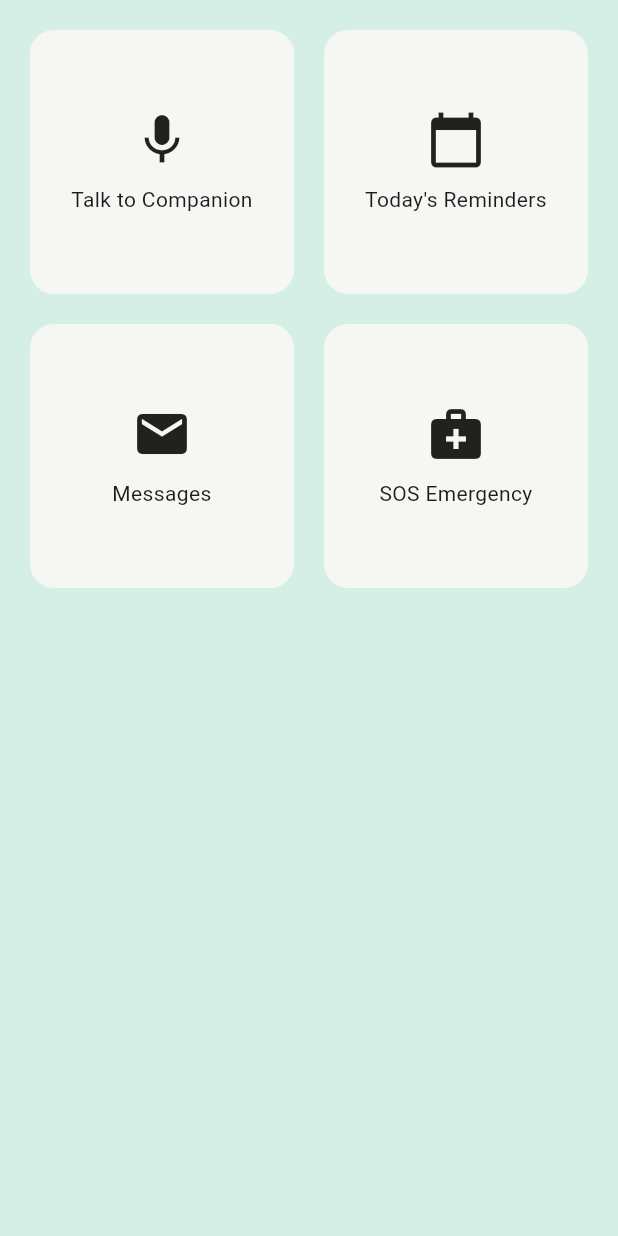
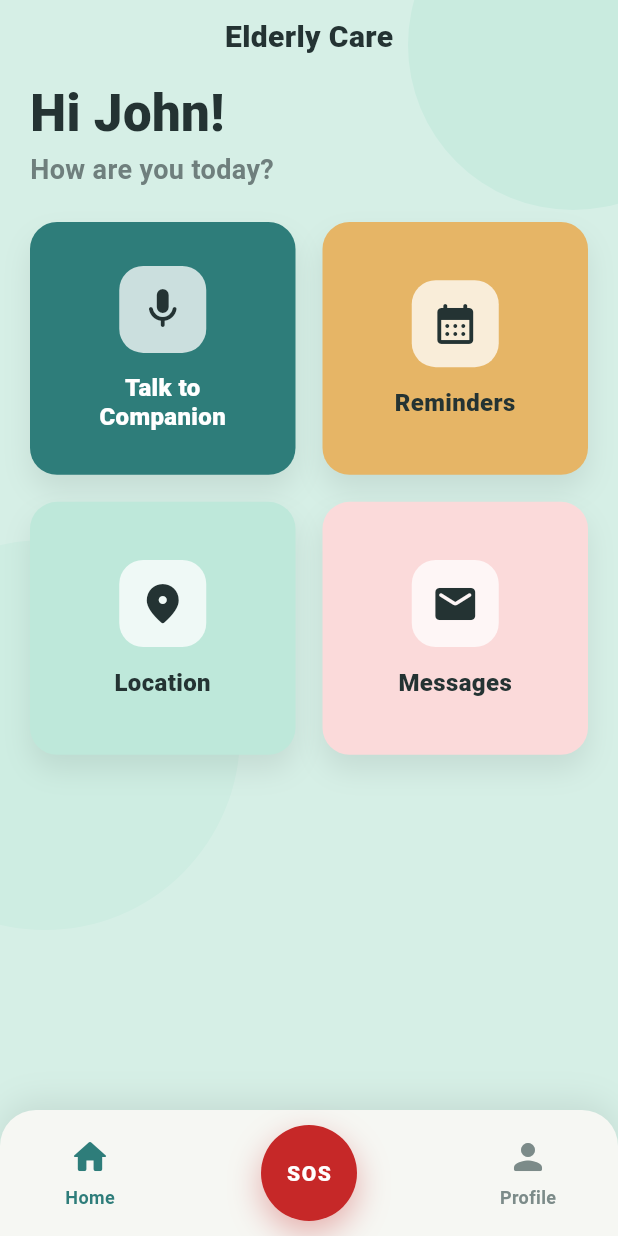
Before and after one commit to CGP-Group-31/CGP--Elder_mobile_app, a Flutter app: the DashboardScreen screen opened directly, on a phone screen of 412 x 824 dp. Run offline on Flutter 3.47's test engine with Material 3 defaults, Android fonts, the light colour scheme and no system bars; our stand-ins replace device_info_plus, dio, firebase_core, firebase_messaging, flutter_local_notifications, flutter_secure_storage; accounts and stored records are empty.

Commit message:
Commit- dash, nav, pages
Made the bottom navigation bar. modified UI of elder home page, connected all other pages to dashboard and created the flow

```diff
--- a/lib/features/dashboard/dashboard_screen.dart
+++ b/lib/features/dashboard/dashboard_screen.dart
@@ -1,41 +1,223 @@
 import 'package:flutter/material.dart';
 import '../theme.dart';
+import '../navigation/elder_bottom_nav.dart';
+
+// Feature pages (create below)
+import '../talk/talk_screen.dart';
+import '../reminders/reminders_screen.dart';
+import '../location/location_screen.dart';
+import '../messages/messages_screen.dart';
+import '../profile/profile_screen.dart';
+import '../sos/sos_screen.dart';
 
 class DashboardScreen extends StatelessWidget {
   const DashboardScreen({super.key});
 
-  Widget buildCard(IconData icon, String title) {
-    return Container(
-      decoration: BoxDecoration(
-        color: AppColors.containerBackground,
-        borderRadius: BorderRadius.circular(16),
-      ),
-      child: Column(
-        mainAxisAlignment: MainAxisAlignment.center,
-        children: [
-          Icon(icon, size: 40),
-          const SizedBox(height: 10),
-          Text(title, textAlign: TextAlign.center),
-        ],
-      ),
-    );
+  void _open(BuildContext context, Widget page) {
+    Navigator.push(context, MaterialPageRoute(builder: (_) => page));
   }
 
   @override
   Widget build(BuildContext context) {
     return Scaffold(
       backgroundColor: AppColors.mainBackground,
-      body: Padding(
-        padding: const EdgeInsets.all(20),
-        child: GridView.count(
-          crossAxisCount: 2,
-          crossAxisSpacing: 20,
-          mainAxisSpacing: 20,
+      body: SafeArea(
+        child: Stack(
           children: [
-            buildCard(Icons.mic, "Talk to Companion"),
-            buildCard(Icons.calendar_today, "Today's Reminders"),
-            buildCard(Icons.mail, "Messages"),
-            buildCard(Icons.medical_services, "SOS Emergency"),
+            // soft decorative blobs like your wireframe background
+            Positioned(
+              top: -80,
+              right: -80,
+              child: Container(
+                width: 220,
+                height: 220,
+                decoration: BoxDecoration(
+                  color: AppColors.sectionBackground.withValues(alpha:0.55),
+                  shape: BoxShape.circle,
+                ),
+              ),
+            ),
+            Positioned(
+              bottom: 120,
+              left: -100,
+              child: Container(
+                width: 260,
+                height: 260,
+                decoration: BoxDecoration(
+                  color: AppColors.sectionBackground.withValues(alpha:0.35),
+                  shape: BoxShape.circle,
+                ),
+              ),
+            ),
+
+            Padding(
+              padding: const EdgeInsets.fromLTRB(20, 10, 20, 0),
+              child: Column(
+                crossAxisAlignment: CrossAxisAlignment.start,
+                children: [
+                  // Top title
+                  Center(
+                    child: Text(
+                      "Elderly Care",
+                      style: TextStyle(
+                        fontSize: 20,
+                        fontWeight: FontWeight.w800,
+                        color: AppColors.primaryText,
+                      ),
+                    ),
+                  ),
+                  const SizedBox(height: 18),
+
+                  // Greeting
+                  Text(
+                    "Hi John!",
+                    style: TextStyle(
+                      fontSize: 34,
+                      height: 1.1,
+                      fontWeight: FontWeight.w900,
+                      color: AppColors.primaryText,
+                    ),
+                  ),
+                  const SizedBox(height: 6),
+                  Text(
+                    "How are you today?",
+                    style: TextStyle(
+                      fontSize: 18,
+                      fontWeight: FontWeight.w600,
+                      color: AppColors.descriptionText,
+                    ),
+                  ),
+
+                  const SizedBox(height: 22),
+
+                  // 2x2 tiles
+                  Expanded(
+                    child: GridView.count(
+                      crossAxisCount: 2,
+                      crossAxisSpacing: 18,
+                      mainAxisSpacing: 18,
+                      childAspectRatio: 1.05,
+                      children: [
+                        _HomeTile(
+                          title: "Talk to\nCompanion",
+                          icon: Icons.mic_rounded,
+                          bg: AppColors.primary,
+                          fg: Colors.white,
+                          onTap: () => _open(context, const TalkCompanionScreen()),
+                        ),
+                        _HomeTile(
+                          title: "Reminders",
+                          icon: Icons.calendar_month_rounded,
+                          bg: AppColors.alertNonCritical, // gold-ish
+                          fg: AppColors.primaryText,
+                          onTap: () => _open(context, const RemindersScreen()),
+                        ),
+                        _HomeTile(
+                          title: "Location",
+                          icon: Icons.location_on_rounded,
+                          bg: AppColors.sectionBackground, // mint
+                          fg: AppColors.primaryText,
+                          onTap: () => _open(context, const LocationScreen()),
+                        ),
+                        _HomeTile(
+                          title: "Messages",
+                          icon: Icons.mail_rounded,
+                          bg: AppColors.emergencyBackground, // pink
+                          fg: AppColors.primaryText,
+                          onTap: () => _open(context, const MessagesScreen()),
+                        ),
+                      ],
+                    ),
+                  ),
+
+                  const SizedBox(height: 10),
+                ],
+              ),
+            ),
+          ],
+        ),
+      ),
+
+      // Bottom nav
+      bottomNavigationBar: ElderBottomNav(
+        activeTab: ElderTab.home,
+        onHome: () {
+          // already here - do nothing
+        },
+        onSos: () {
+          Navigator.pushReplacement(
+            context,
+            MaterialPageRoute(builder: (_) => const SosScreen()),
+          );
+        },
+        onProfile: () {
+          Navigator.pushReplacement(
+            context,
+            MaterialPageRoute(builder: (_) => const ProfileScreen()),
+          );
+        },
+      ),
+    );
+  }
+}
+
+class _HomeTile extends StatelessWidget {
+  final String title;
+  final IconData icon;
+  final Color bg;
+  final Color fg;
+  final VoidCallback onTap;
+
+  const _HomeTile({
+    required this.title,
+    required this.icon,
+    required this.bg,
+    required this.fg,
+    required this.onTap,
+  });
+
+  @override
+  Widget build(BuildContext context) {
+    return InkWell(
+      borderRadius: BorderRadius.circular(18),
+      onTap: onTap,
+      child: Container(
+        decoration: BoxDecoration(
+          color: bg,
+          borderRadius: BorderRadius.circular(18),
+          boxShadow: [
+            BoxShadow(
+              color: Colors.black.withValues(alpha:0.08),
+              blurRadius: 16,
+              offset: const Offset(0, 10),
+            ),
+          ],
+        ),
+        padding: const EdgeInsets.all(18),
+        child: Column(
+          mainAxisAlignment: MainAxisAlignment.center,
+          children: [
+            Container(
+              width: 58,
+              height: 58,
+              decoration: BoxDecoration(
+                color: Colors.white.withValues(alpha:0.75),
+                borderRadius: BorderRadius.circular(16),
+              ),
+              alignment: Alignment.center,
+              child: Icon(icon, size: 32, color: AppColors.primaryText),
+            ),
+            const SizedBox(height: 14),
+            Text(
+              title,
+              textAlign: TextAlign.center,
+              style: TextStyle(
+                color: fg,
+                fontSize: 16,
+                height: 1.2,
+                fontWeight: FontWeight.w800,
+              ),
+            ),
           ],
         ),
       ),
--- a/lib/features/navigation/elder_bottom_nav.dart
+++ b/lib/features/navigation/elder_bottom_nav.dart
@@ -0,0 +1,137 @@
+import 'package:flutter/material.dart';
+import '../theme.dart';
+
+enum ElderTab { home, sos, profile }
+
+class ElderBottomNav extends StatelessWidget {
+  final ElderTab activeTab;
+  final VoidCallback onHome;
+  final VoidCallback onSos;
+  final VoidCallback onProfile;
+
+  const ElderBottomNav({
+    super.key,
+    required this.activeTab,
+    required this.onHome,
+    required this.onSos,
+    required this.onProfile,
+  });
+
+  Color _iconColor(bool active) =>
+      active ? AppColors.primary : AppColors.textShade;
+
+  TextStyle _labelStyle(bool active) => TextStyle(
+    fontSize: 12,
+    fontWeight: active ? FontWeight.w700 : FontWeight.w600,
+    color: active ? AppColors.primary : AppColors.textShade,
+  );
+
+  @override
+  Widget build(BuildContext context) {
+    return SafeArea(
+      top: false,
+      child: Container(
+        padding: const EdgeInsets.fromLTRB(18, 10, 18, 10),
+        decoration: BoxDecoration(
+          color: AppColors.background,
+          boxShadow: [
+            BoxShadow(
+              color: Colors.black.withValues(alpha: 0.08),
+              blurRadius: 18,
+              offset: const Offset(0, -6),
+            ),
+          ],
+          borderRadius: const BorderRadius.vertical(top: Radius.circular(24)),
+        ),
+        child: Row(
+          mainAxisAlignment: MainAxisAlignment.spaceBetween,
+          children: [
+            _NavItem(
+              icon: Icons.home_rounded,
+              label: "Home",
+              active: activeTab == ElderTab.home,
+              iconColor: _iconColor(activeTab == ElderTab.home),
+              labelStyle: _labelStyle(activeTab == ElderTab.home),
+              onTap: onHome,
+            ),
+
+            // SOS (center big button)
+            GestureDetector(
+              onTap: onSos,
+              child: Container(
+                width: 64,
+                height: 64,
+                decoration: BoxDecoration(
+                  color: AppColors.sosButton,
+                  shape: BoxShape.circle,
+                  boxShadow: [
+                    BoxShadow(
+                      color: AppColors.sosButton.withValues(alpha:0.35),
+                      blurRadius: 18,
+                      offset: const Offset(0, 8),
+                    ),
+                  ],
+                ),
+                alignment: Alignment.center,
+                child: const Text(
+                  "SOS",
+                  style: TextStyle(
+                    color: Colors.white,
+                    fontWeight: FontWeight.w900,
+                    letterSpacing: 1,
+                  ),
+                ),
+              ),
+            ),
+
+            _NavItem(
+              icon: Icons.person_rounded,
+              label: "Profile",
+              active: activeTab == ElderTab.profile,
+              iconColor: _iconColor(activeTab == ElderTab.profile),
+              labelStyle: _labelStyle(activeTab == ElderTab.profile),
+              onTap: onProfile,
+            ),
+          ],
+        ),
+      ),
+    );
+  }
+}
+
+class _NavItem extends StatelessWidget {
+  final IconData icon;
+  final String label;
+  final bool active;
+  final Color iconColor;
+  final TextStyle labelStyle;
+  final VoidCallback onTap;
+
+  const _NavItem({
+    required this.icon,
+    required this.label,
+    required this.active,
+    required this.iconColor,
+    required this.labelStyle,
+    required this.onTap,
+  });
+
+  @override
+  Widget build(BuildContext context) {
+    return InkWell(
+      borderRadius: BorderRadius.circular(14),
+      onTap: onTap,
+      child: SizedBox(
+        width: 84,
+        child: Column(
+          mainAxisSize: MainAxisSize.min,
+          children: [
+            Icon(icon, color: iconColor, size: 28),
+            const SizedBox(height: 4),
+            Text(label, style: labelStyle),
+          ],
+        ),
+      ),
+    );
+  }
+}
```
Also changed, not shown: lib/features/location/location_screen.dart (+28 -0 lines), lib/features/messages/messages_screen.dart (+28 -0 lines), lib/features/profile/profile_screen.dart (+47 -0 lines), lib/features/reminders/reminders_screen.dart (+28 -0 lines), lib/features/sos/sos_screen.dart (+54 -0 lines), lib/features/talk/talk_screen.dart (+28 -0 lines).
